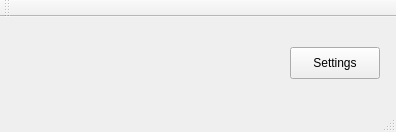
The window that mainwindow.ui (Roker2/ClocksOnWindows) describes before a commit, drawn with Qt 5.
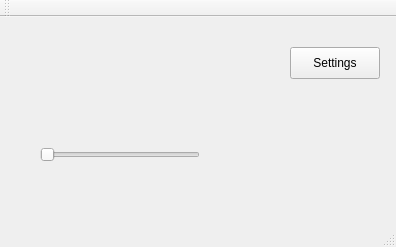
The same window after the commit.

Commit message: Clocks: Add slider for transparent setting

Patch:
```diff
--- a/mainwindow.ui
+++ b/mainwindow.ui
@@ -7,7 +7,7 @@
     <x>0</x>
     <y>0</y>
     <width>396</width>
-    <height>132</height>
+    <height>247</height>
    </rect>
   </property>
   <property name="windowTitle">
@@ -27,6 +27,22 @@
      <string>Settings</string>
     </property>
    </widget>
+   <widget class="QSlider" name="horizontalSlider">
+    <property name="geometry">
+     <rect>
+      <x>40</x>
+      <y>130</y>
+      <width>160</width>
+      <height>16</height>
+     </rect>
+    </property>
+    <property name="maximum">
+     <number>255</number>
+    </property>
+    <property name="orientation">
+     <enum>Qt::Horizontal</enum>
+    </property>
+   </widget>
   </widget>
   <widget class="QStatusBar" name="statusBar">
    <property name="enabled">
```
The commit also changes 2 other files.
